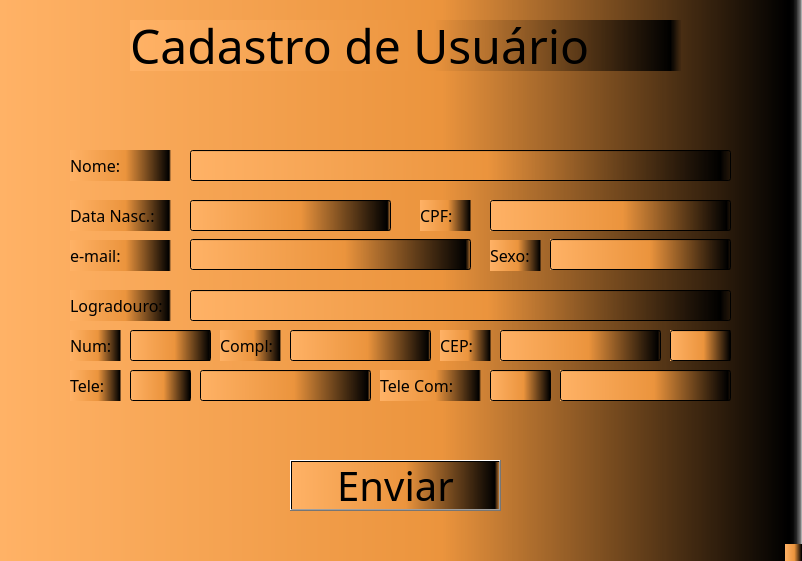
Qt form form.ui (geraldo-genuca/app_register) before a commit.
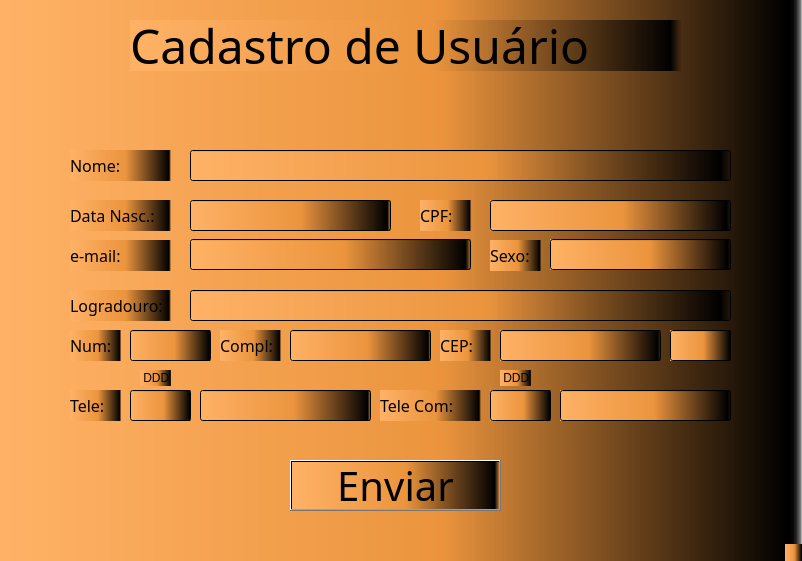
The same form after that commit.

Commit message:
Criação do modulo e BD MySql
Foi feito modulo de controle de cadastro, criado banco de dados MySql e feito a coneção.

```diff
--- a/form.ui
+++ b/form.ui
@@ -46,7 +46,7 @@
      <string>Cadastro de Usuário</string>
     </property>
    </widget>
-   <widget class="QLabel" name="name">
+   <widget class="QLabel" name="name00">
     <property name="geometry">
      <rect>
       <x>70</x>
@@ -65,7 +65,7 @@
      <string>Nome: </string>
     </property>
    </widget>
-   <widget class="QLabel" name="data_nasc">
+   <widget class="QLabel" name="data_nasc00">
     <property name="geometry">
      <rect>
       <x>70</x>
@@ -84,7 +84,7 @@
      <string>Data Nasc.: </string>
     </property>
    </widget>
-   <widget class="QLabel" name="cpf">
+   <widget class="QLabel" name="cpf00">
     <property name="geometry">
      <rect>
       <x>420</x>
@@ -103,7 +103,7 @@
      <string>CPF: </string>
     </property>
    </widget>
-   <widget class="QLineEdit" name="lineEdit">
+   <widget class="QLineEdit" name="name">
     <property name="geometry">
      <rect>
       <x>190</x>
@@ -113,7 +113,7 @@
      </rect>
     </property>
    </widget>
-   <widget class="QLineEdit" name="lineEdit_2">
+   <widget class="QLineEdit" name="data_nasc">
     <property name="geometry">
      <rect>
       <x>190</x>
@@ -123,7 +123,7 @@
      </rect>
     </property>
    </widget>
-   <widget class="QLineEdit" name="lineEdit_3">
+   <widget class="QLineEdit" name="cpf">
     <property name="geometry">
      <rect>
       <x>490</x>
@@ -133,7 +133,7 @@
      </rect>
     </property>
    </widget>
-   <widget class="QLabel" name="email">
+   <widget class="QLabel" name="email00">
     <property name="geometry">
      <rect>
       <x>70</x>
@@ -152,7 +152,7 @@
      <string>e-mail: </string>
     </property>
    </widget>
-   <widget class="QLabel" name="sex">
+   <widget class="QLabel" name="sex00">
     <property name="geometry">
      <rect>
       <x>490</x>
@@ -171,7 +171,7 @@
      <string>Sexo: </string>
     </property>
    </widget>
-   <widget class="QLineEdit" name="lineEdit_4">
+   <widget class="QLineEdit" name="email">
     <property name="geometry">
      <rect>
       <x>190</x>
@@ -181,7 +181,7 @@
      </rect>
     </property>
    </widget>
-   <widget class="QLineEdit" name="lineEdit_5">
+   <widget class="QLineEdit" name="sex">
     <property name="geometry">
      <rect>
       <x>550</x>
@@ -218,7 +218,7 @@
      <string>Enviar</string>
     </property>
    </widget>
-   <widget class="QLabel" name="logra">
+   <widget class="QLabel" name="logra00">
     <property name="geometry">
      <rect>
       <x>70</x>
@@ -237,7 +237,7 @@
      <string>Logradouro: </string>
     </property>
    </widget>
-   <widget class="QLabel" name="zip_code">
+   <widget class="QLabel" name="zip_code00">
     <property name="geometry">
      <rect>
       <x>440</x>
@@ -256,11 +256,11 @@
      <string>CEP: </string>
     </property>
    </widget>
-   <widget class="QLabel" name="tele_com">
+   <widget class="QLabel" name="tele_com00">
     <property name="geometry">
      <rect>
       <x>380</x>
-      <y>370</y>
+      <y>390</y>
       <width>101</width>
       <height>31</height>
      </rect>
@@ -275,11 +275,11 @@
      <string>Tele Com: </string>
     </property>
    </widget>
-   <widget class="QLabel" name="tele">
+   <widget class="QLabel" name="tele00">
     <property name="geometry">
      <rect>
       <x>70</x>
-      <y>370</y>
+      <y>390</y>
       <width>51</width>
       <height>31</height>
      </rect>
@@ -294,7 +294,7 @@
      <string>Tele: </string>
     </property>
    </widget>
-   <widget class="QLabel" name="num_house">
+   <widget class="QLabel" name="num_house00">
     <property name="geometry">
      <rect>
       <x>70</x>
@@ -313,7 +313,7 @@
      <string>Num: </string>
     </property>
    </widget>
-   <widget class="QLabel" name="compl">
+   <widget class="QLabel" name="compl00">
     <property name="geometry">
      <rect>
       <x>220</x>
@@ -332,7 +332,7 @@
      <string>Compl: </string>
     </property>
    </widget>
-   <widget class="QLineEdit" name="lineEdit_6">
+   <widget class="QLineEdit" name="num_house">
     <property name="geometry">
      <rect>
       <x>130</x>
@@ -342,7 +342,7 @@
      </rect>
     </property>
    </widget>
-   <widget class="QLineEdit" name="lineEdit_7">
+   <widget class="QLineEdit" name="logra">
     <property name="geometry">
      <rect>
       <x>190</x>
@@ -352,7 +352,7 @@
      </rect>
     </property>
    </widget>
-   <widget class="QLineEdit" name="lineEdit_8">
+   <widget class="QLineEdit" name="compl">
     <property name="geometry">
      <rect>
       <x>290</x>
@@ -362,7 +362,7 @@
      </rect>
     </property>
    </widget>
-   <widget class="QLineEdit" name="lineEdit_9">
+   <widget class="QLineEdit" name="zip_code">
     <property name="geometry">
      <rect>
       <x>500</x>
@@ -386,27 +386,27 @@
     <property name="geometry">
      <rect>
       <x>130</x>
-      <y>370</y>
+      <y>390</y>
       <width>61</width>
       <height>31</height>
      </rect>
     </property>
    </widget>
-   <widget class="QLineEdit" name="lineEdit_12">
+   <widget class="QLineEdit" name="tele">
     <property name="geometry">
      <rect>
       <x>200</x>
-      <y>370</y>
+      <y>390</y>
       <width>171</width>
       <height>31</height>
      </rect>
     </property>
    </widget>
-   <widget class="QLineEdit" name="lineEdit_13">
+   <widget class="QLineEdit" name="tele_com">
     <property name="geometry">
      <rect>
       <x>560</x>
-      <y>370</y>
+      <y>390</y>
       <width>171</width>
       <height>31</height>
      </rect>
@@ -416,12 +416,38 @@
     <property name="geometry">
      <rect>
       <x>490</x>
-      <y>370</y>
+      <y>390</y>
       <width>61</width>
       <height>31</height>
      </rect>
     </property>
    </widget>
+   <widget class="QLabel" name="ddd_tele00">
+    <property name="geometry">
+     <rect>
+      <x>140</x>
+      <y>370</y>
+      <width>31</width>
+      <height>16</height>
+     </rect>
+    </property>
+    <property name="text">
+     <string> DDD</string>
+    </property>
+   </widget>
+   <widget class="QLabel" name="ddd_tele_com00">
+    <property name="geometry">
+     <rect>
+      <x>500</x>
+      <y>370</y>
+      <width>31</width>
+      <height>16</height>
+     </rect>
+    </property>
+    <property name="text">
+     <string> DDD</string>
+    </property>
+   </widget>
   </widget>
   <widget class="QMenuBar" name="menubar">
    <property name="geometry">
```
Left out of the diff: 8 changed lines with no effect on the pictures. The commit also changes 2 other files.
